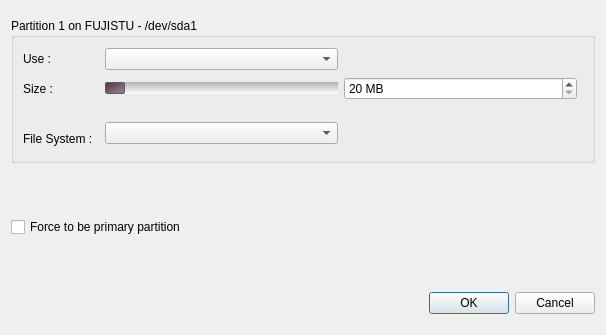
Before: the Qt Designer form yali/gui/Ui/partitionedit.ui in dadas45li/yali, drawn with Qt 5.
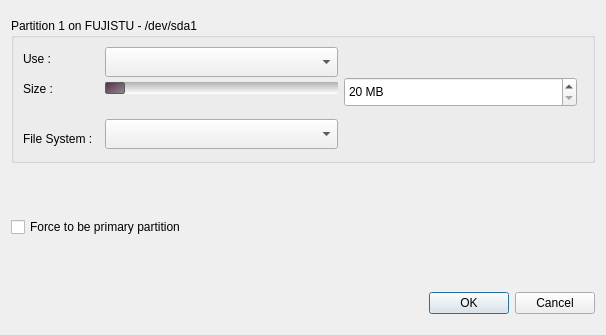
After: the same form once the commit is applied.

Commit message: modify partition dialog

```diff
--- a/yali/gui/Ui/partitionedit.ui
+++ b/yali/gui/Ui/partitionedit.ui
@@ -55,7 +55,14 @@
        </widget>
       </item>
       <item row="0" column="2">
-       <widget class="QComboBox" name="mountpoint"/>
+       <widget class="QComboBox" name="mountpoint">
+        <property name="minimumSize">
+         <size>
+          <width>0</width>
+          <height>30</height>
+         </size>
+        </property>
+       </widget>
       </item>
       <item row="0" column="3">
        <spacer name="horizontalSpacer_2">
@@ -91,7 +98,7 @@
         <property name="minimumSize">
          <size>
           <width>120</width>
-          <height>0</height>
+          <height>30</height>
          </size>
         </property>
         <property name="suffix">
@@ -119,7 +126,14 @@
        </widget>
       </item>
       <item row="3" column="2" rowspan="2">
-       <widget class="QComboBox" name="fileSystemBox"/>
+       <widget class="QComboBox" name="fileSystemBox">
+        <property name="minimumSize">
+         <size>
+          <width>0</width>
+          <height>30</height>
+         </size>
+        </property>
+       </widget>
       </item>
       <item row="4" column="3">
        <spacer name="horizontalSpacer_3">
```
